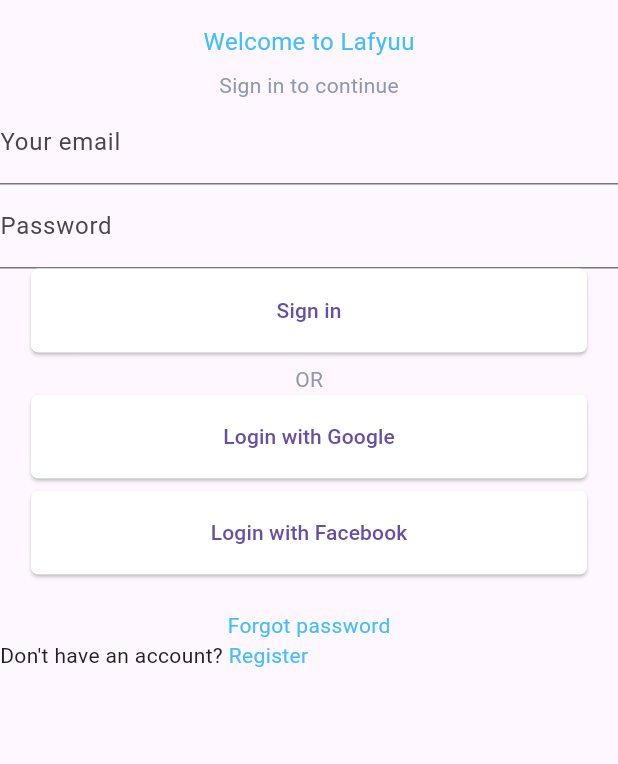
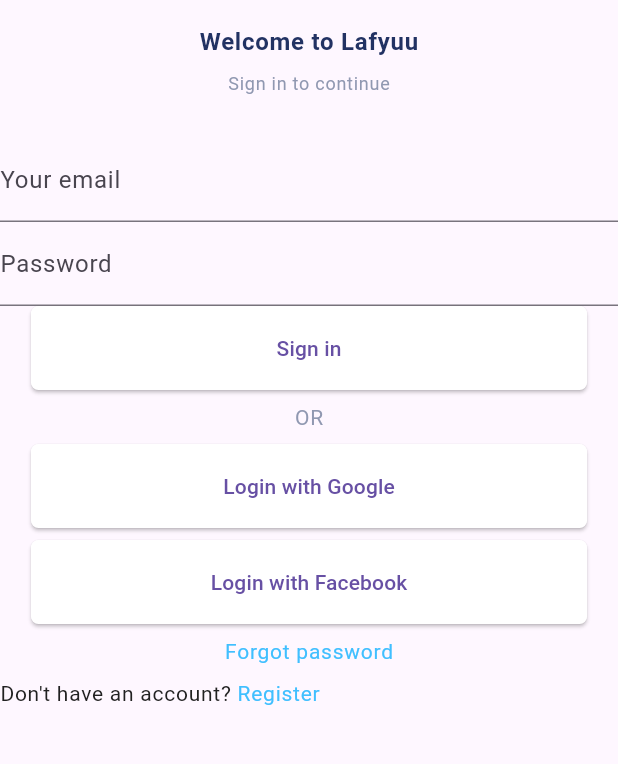
Before and after one commit to Amirelo/ClothesShop_App, a Flutter app: the screen it shows after launch, on a phone screen of 412 x 824 dp, the part 258-1022 px from its top. Run offline on Flutter 3.47's test engine with Material 3 defaults, Android fonts, the phone set to English and light mode, and no system bars.

Commit message:
Change parameters 'padding' to 'margin'

```diff
--- a/lib/main.dart
+++ b/lib/main.dart
@@ -1,6 +1,4 @@
-import 'package:clothes_shop/src/screens/auth/RegisterScreen.dart';
-import 'package:clothes_shop/src/screens/auth/SignInScreen.dart';
-import 'package:clothes_shop/src/screens/auth/SplashScreen.dart';
+import 'package:clothes_shop/src/screens/auth/sign_in_screen.dart';
 import 'package:flutter/material.dart';
 
 void main() {
@@ -14,6 +12,7 @@ class MainApp extends StatelessWidget {
   Widget build(BuildContext context) {
     return const MaterialApp(
         home: Scaffold(
+            resizeToAvoidBottomInset: true,
             body: SafeArea(
                 child: Center(
       child: SignInScreen()
--- a/lib/src/screens/auth/SignInScreen.dart
+++ b/lib/src/screens/auth/sign_in_screen.dart
@@ -1,6 +1,7 @@
-import 'package:clothes_shop/src/colors/ThemeDefault.dart';
+import 'package:clothes_shop/src/colors/theme_default.dart';
 import 'package:clothes_shop/src/widgets/CustomButton.dart';
 import 'package:clothes_shop/src/widgets/CustomText.dart';
+import 'package:clothes_shop/src/widgets/custom_image.dart';
 import 'package:flutter/material.dart';
 
 class SignInScreen extends StatelessWidget {
@@ -10,27 +11,27 @@ class SignInScreen extends StatelessWidget {
   Widget build(BuildContext context) {
     return Column(
       children: [
-        Padding(
-            padding: const EdgeInsets.only(top: 100),
-            child: ClipRRect(
-              borderRadius: BorderRadius.circular(16),
-              child: SizedBox(
-                  width: 72,
-                  height: 72,
-                  child: Image.asset('assets/images/logo_white.png')),
-            )),
+        CustomImage(
+          src: 'assets/images/logo_white.png',
+          width: 72,
+          height: 72,
+          marginTop: 100,
+          marginBottom: 16,
+          borderRadius: 16,
+          type: "asset",
+        ),
         CustomText(
           text: "Welcome to Lafyuu",
-          paddingTop: 16,
           fontSize: 16,
-          textColor: ThemeDefault().primaryColor,
+          fontWeight: FontWeight.bold,
+          textColor: ThemeDefault().textColor,
         ),
         CustomText(
           text: "Sign in to continue",
-          paddingTop: 8,
+          fontSize: 12,
           textColor: ThemeDefault().secondaryTextColor,
+          marginBottom: 28,
         ),
-
         const TextField(
           decoration: InputDecoration(labelText: "Your email"),
         ),
@@ -38,25 +39,25 @@ class SignInScreen extends StatelessWidget {
           obscureText: true,
           decoration: InputDecoration(labelText: "Password"),
         ),
-
-        const CustomButton(onPressed: _buttonAction, text:"Sign in"),
+        const CustomButton(onPressed: _buttonAction, text: "Sign in"),
         CustomText(
           text: "OR",
           textColor: ThemeDefault().secondaryTextColor,
         ),
+        const CustomButton(onPressed: _buttonAction, text: "Login with Google"),
         const CustomButton(
-            onPressed: _buttonAction, text:"Login with Google"),
-        const CustomButton(
-            onPressed: _buttonAction, text:"Login with Facebook"),
+            onPressed: _buttonAction, text: "Login with Facebook"),
         CustomText(
           text: "Forgot password",
           textColor: ThemeDefault().primaryColor,
-          paddingTop: 16,
         ),
         Row(
           children: [
             const CustomText(text: "Don't have an account? "),
-            CustomText(text: 'Register', textColor: ThemeDefault().primaryColor,)
+            CustomText(
+              text: 'Register',
+              textColor: ThemeDefault().primaryColor,
+            )
           ],
         ),
       ],
--- a/lib/src/widgets/CustomText.dart
+++ b/lib/src/widgets/CustomText.dart
@@ -3,10 +3,10 @@ import 'package:flutter/material.dart';
 class CustomText extends StatelessWidget {
   final String text;
   final Color textColor;
-  final double paddingTop;
-  final double paddingBottom;
-  final double paddingLeft;
-  final double paddingRight;
+  final double marginTop;
+  final double marginBottom;
+  final double marginLeft;
+  final double marginRight;
 
   final FontWeight fontWeight;
   final double fontSize;
@@ -15,10 +15,10 @@ class CustomText extends StatelessWidget {
       {super.key,
       required this.text,
       this.textColor = const Color(0xff212121),
-      this.paddingTop = 0,
-      this.paddingBottom = 0,
-      this.paddingLeft = 0,
-      this.paddingRight = 0,
+      this.marginTop = 0,
+      this.marginBottom = 8,
+      this.marginLeft = 0,
+      this.marginRight = 0,
       this.fontWeight = FontWeight.normal,
       this.fontSize = 14});
 
@@ -26,16 +26,17 @@ class CustomText extends StatelessWidget {
   Widget build(BuildContext context) {
     return Padding(
       padding: EdgeInsets.only(
-          top: paddingTop,
-          left: paddingLeft,
-          bottom: paddingBottom,
-          right: paddingRight),
+          top: marginTop,
+          left: marginLeft,
+          bottom: marginBottom,
+          right: marginRight),
       child: Text(
         text,
         style: TextStyle(
           color: textColor,
           fontWeight: fontWeight,
           fontSize: fontSize,
+          letterSpacing: 0.5,
           ),
       ),
     );
--- a/lib/src/widgets/CustomImage.dart
+++ b/lib/src/widgets/custom_image.dart
@@ -1,10 +1,9 @@
-import 'dart:ffi';
 
 import 'package:flutter/material.dart';
 
 class CustomImage extends StatelessWidget {
   final String src;
-  final int type;
+  final String type;
   final double width;
   final double height;
   final double borderRadius;
@@ -13,12 +12,12 @@ class CustomImage extends StatelessWidget {
   final double marginBottom;
   final double marginHorizontal;
 
-  const CustomImage(
+ CustomImage(
       {super.key,
       required this.src,
-      required this.type,
-      this.width = double.infinity,
-      this.height = double.maxFinite,
+      this.type = "asset",
+      this.width = 100,
+      this.height = 100,
       this.borderRadius = 0,
       this.marginTop = 0,
       this.marginBottom = 0,
@@ -38,7 +37,7 @@ class CustomImage extends StatelessWidget {
         child: SizedBox(
           width: width,
           height: height,
-          child: type == 0 ? Image.asset(src) : Image.network(src)
+          child: type == "asset" ? Image.asset(src) : Image.network(src)
           ) ,
       ),
     );
```
Also changed, not shown: lib/src/colors/theme_default.dart (renamed from lib/src/colors/ThemeDefault.dart), lib/src/screens/auth/register_screen.dart (renamed from lib/src/screens/auth/RegisterScreen.dart), lib/src/screens/auth/splash_screen.dart (renamed from lib/src/screens/auth/SplashScreen.dart), lib/src/screens/main/explore_screen.dart (renamed from lib/src/screens/main/ExploreScreen.dart), lib/src/screens/main/home_screen.dart (renamed from lib/src/screens/main/HomeScreen.dart).
